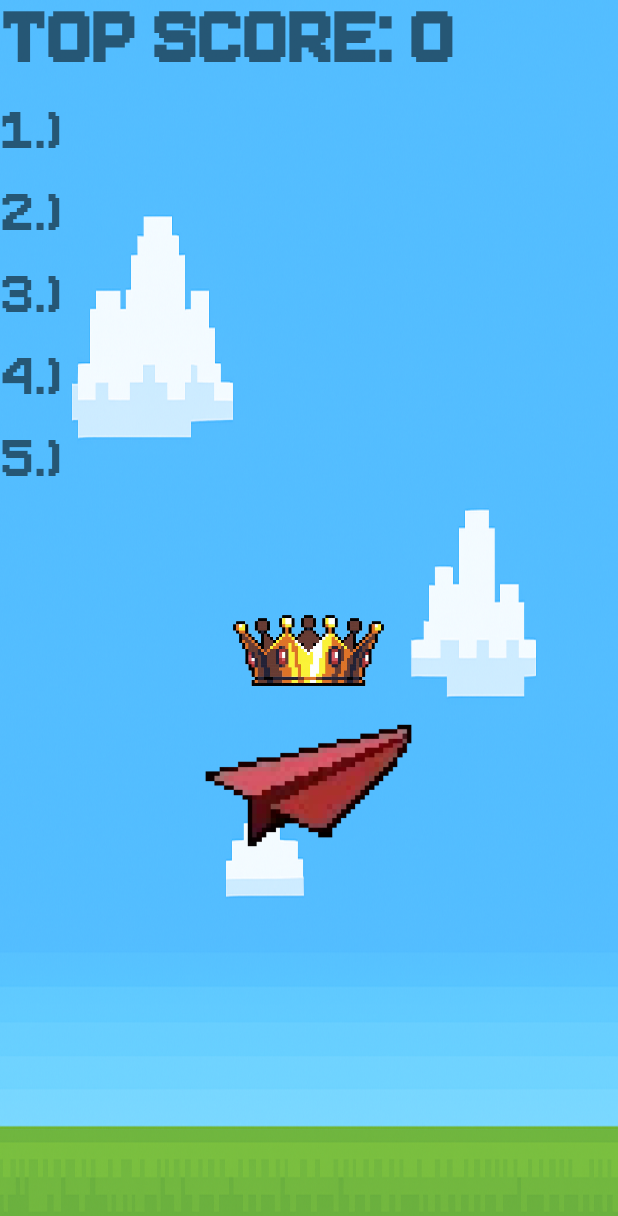
After one commit to quynhtruong1303/Folded-Flight, an Android app: the HighScoreActivity screen opened directly, with no data from a screen before it, on a phone screen of 412 x 824 dp. The commit adds this screen. Shown: the top 1216 px of the screen. Run offline under Robolectric (Android 15) with nearby library versions, the phone set to English and light mode, and no system bars.

Commit message:
high score view initial commit

```diff
--- a/app/src/main/AndroidManifest.xml
+++ b/app/src/main/AndroidManifest.xml
@@ -24,6 +24,11 @@
             </intent-filter>
         </activity>
 
+        <!-- High Score Activity -->
+        <activity
+            android:name=".HighScoreActivity"
+            android:exported="false" />
+
         <!-- Game Settings Activity -->
         <activity
             android:name=".GameSettingsActivity"
--- a/app/src/main/java/com/oddghosts/foldedflight/GameplayActivity.java
+++ b/app/src/main/java/com/oddghosts/foldedflight/GameplayActivity.java
@@ -233,7 +233,7 @@ public class GameplayActivity extends AppCompatActivity {
         // Reset timer
         elapsedTime = 0;
         startTime = System.currentTimeMillis();
-        timerText.setText("TIME: 00:00");
+        timerText.setText(R.string.start_timer);
 
         // Reset game surface
         if (gameSurfaceView != null) {
--- /dev/null
+++ b/app/src/main/java/com/oddghosts/foldedflight/HighScoreActivity.java
@@ -0,0 +1,33 @@
+package com.oddghosts.foldedflight;
+
+import android.content.SharedPreferences;
+import android.os.Bundle;
+import android.view.View;
+import android.widget.TextView;
+
+import androidx.activity.EdgeToEdge;
+import androidx.appcompat.app.AppCompatActivity;
+import androidx.core.graphics.Insets;
+import androidx.core.view.ViewCompat;
+import androidx.core.view.WindowInsetsCompat;
+
+public class HighScoreActivity extends AppCompatActivity {
+
+    @Override
+    protected void onCreate(Bundle savedInstanceState) {
+        super.onCreate(savedInstanceState);
+        EdgeToEdge.enable(this);
+        setContentView(R.layout.activity_high_score);
+        TextView highScoreTitle = findViewById(R.id.highScoreTitle);
+
+        SharedPreferences prefs = getSharedPreferences("MyGamePrefs", MODE_PRIVATE);
+        int highScore = prefs.getInt("high_score", 0);
+        highScoreTitle.setText("Top Score: " + highScore);
+
+        ViewCompat.setOnApplyWindowInsetsListener(findViewById(R.id.main), (v, insets) -> {
+            Insets systemBars = insets.getInsets(WindowInsetsCompat.Type.systemBars());
+            v.setPadding(systemBars.left, systemBars.top, systemBars.right, systemBars.bottom);
+            return insets;
+        });
+    }
+}
--- a/app/src/main/java/com/oddghosts/foldedflight/game/PlanePhysics.java
+++ b/app/src/main/java/com/oddghosts/foldedflight/game/PlanePhysics.java
@@ -4,7 +4,7 @@ package com.oddghosts.foldedflight.game;
  * Physics engine for the paper plane
  * Adapted from Elijah Camp
  * Created: 10/30/2025
- * Modified: Added speed limit and infinite scrolling support
+ * Modified: Added speed limit
  */
 public class PlanePhysics {
 
--- /dev/null
+++ b/app/src/main/res/drawable/ic_move_down.xml
@@ -0,0 +1,4 @@
+<?xml version="1.0" encoding="utf-8"?>
+<selector xmlns:android="http://schemas.android.com/apk/res/android">
+
+</selector>
--- /dev/null
+++ b/app/src/main/res/layout/activity_high_score.xml
@@ -0,0 +1,80 @@
+<?xml version="1.0" encoding="utf-8"?>
+
+<LinearLayout
+    xmlns:android="http://schemas.android.com/apk/res/android"
+    android:id="@+id/main"
+    xmlns:app="http://schemas.android.com/apk/res-auto"
+    android:background="@drawable/background"
+    android:layout_width="match_parent"
+    android:layout_height="match_parent"
+    android:orientation="vertical"
+    android:padding="24dp">
+
+    <TextView
+        android:id="@+id/highScoreTitle"
+        android:layout_width="wrap_content"
+        android:layout_height="wrap_content"
+        android:text="@string/high_score_text"
+        android:fontFamily="@font/pixelboy"
+        android:textSize="64sp"
+        android:textStyle="bold" />
+
+    <TextView
+        android:id="@+id/highScore1"
+        android:layout_width="wrap_content"
+        android:layout_height="wrap_content"
+        android:text="@string/high_score_one"
+        android:fontFamily="@font/pixelboy"
+        android:paddingTop="16dp"
+        android:textSize="48sp" />
+    <TextView
+        android:id="@+id/highScore2"
+        android:layout_width="wrap_content"
+        android:layout_height="wrap_content"
+        android:text="@string/high_score_two"
+        android:fontFamily="@font/pixelboy"
+        android:paddingTop="16dp"
+        android:textSize="48sp" />
+    <TextView
+        android:id="@+id/highScore3"
+        android:layout_width="wrap_content"
+        android:layout_height="wrap_content"
+        android:text="@string/high_score_three"
+        android:fontFamily="@font/pixelboy"
+        android:paddingTop="16dp"
+        android:textSize="48sp" />
+    <TextView
+        android:id="@+id/highScore4"
+        android:layout_width="wrap_content"
+        android:layout_height="wrap_content"
+        android:text="@string/high_score_four"
+        android:fontFamily="@font/pixelboy"
+        android:paddingTop="16dp"
+        android:textSize="48sp" />
+    <TextView
+        android:id="@+id/highScore5"
+        android:layout_width="wrap_content"
+        android:layout_height="wrap_content"
+        android:text="@string/high_score_five"
+        android:fontFamily="@font/pixelboy"
+        android:paddingTop="16dp"
+        android:textSize="48sp" />
+
+    <ImageView
+        android:id="@+id/imageView"
+        android:layout_width="150dp"
+        android:layout_height="150dp"
+        android:layout_gravity="center"
+        android:layout_marginTop="124dp"
+        android:src="@drawable/red_plane" />
+
+    <ImageView
+        android:id="@+id/imageView9"
+        android:layout_width="170dp"
+        android:layout_height="170dp"
+        android:layout_gravity="center"
+        android:layout_marginTop="-250dp"
+        android:src="@drawable/crown_picsart_backgroundremover"
+        app:layout_constraintTop_toTopOf="parent" />
+
+</LinearLayout>
--- a/app/src/main/res/values/strings.xml
+++ b/app/src/main/res/values/strings.xml
@@ -13,4 +13,10 @@
     <string name="resume_text">RESUME</string>
     <string name="main_menu_text">MAIN MENU</string>
     <string name="restart_text">RESTART</string>
+    <string name="high_score_text">High Score</string>
+    <string name="high_score_one">1.) </string>
+    <string name="high_score_two">2.) </string>
+    <string name="high_score_three">3.) </string>
+    <string name="high_score_four">4.) </string>
+    <string name="high_score_five">5.) </string>
 </resources>
```
Also changed, not shown: app/src/main/res/drawable/ic_move_up.xml (added, +12 -0 lines), app/src/main/res/drawable/move_button_bg.xml (added, +29 -0 lines), app/src/main/res/drawable/crown_picsart_backgroundremover.jpg (added).
